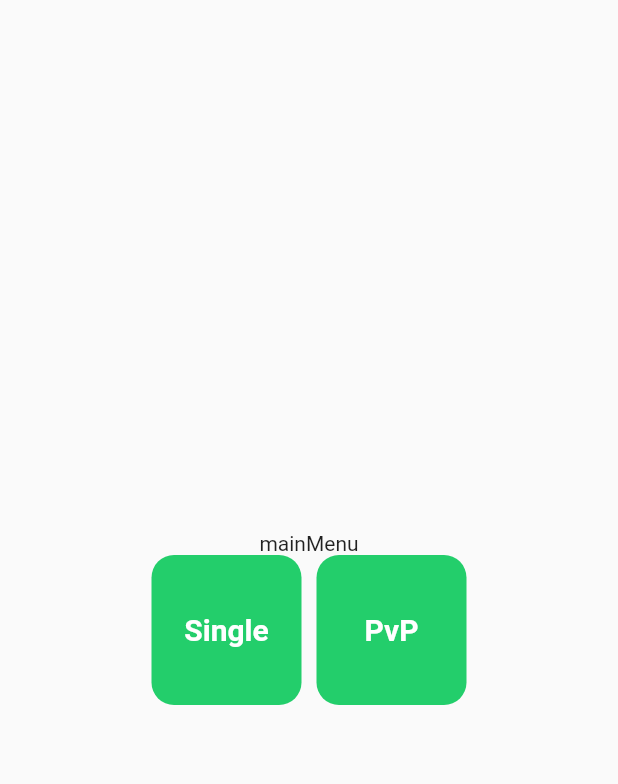
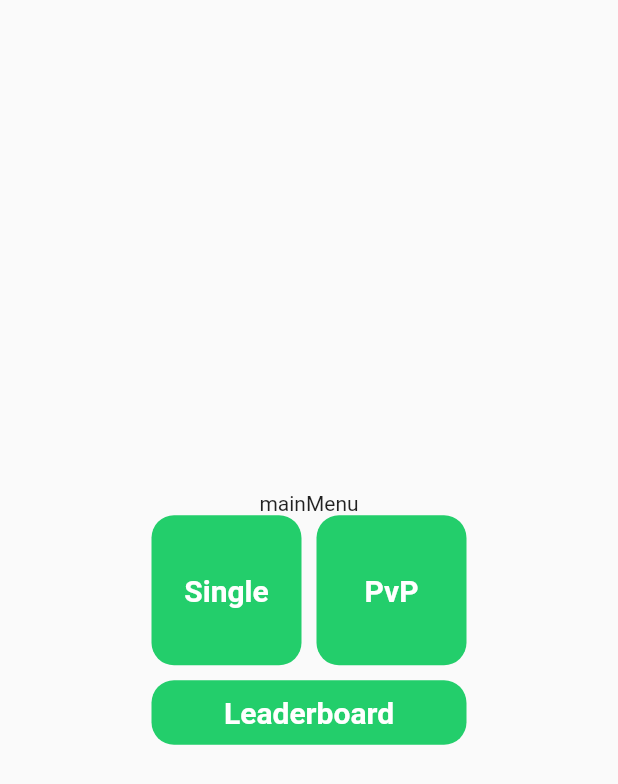
Before and after one commit to Beautiful-puzzle/beautiful_puzzle, a Flutter app: the screen it shows after launch, on a phone screen of 412 x 824 dp. Shown: the top 784 px of the screen. Run offline on Flutter 3.47's test engine with Material 2 defaults, Android fonts, the phone set to English and light mode, and no system bars; our stand-ins replace rxdart; missing offline and left inert: animated_gesture_detector.

Commit message:
feat: make base leaderboard screen and logic

```diff
--- a/lib/ui/game/game_field.bloc.dart
+++ b/lib/ui/game/game_field.bloc.dart
@@ -172,6 +172,8 @@ class GameFieldBloc extends Bloc {
 
   @override
   void dispose() {
+    _clearCountdown();
+
     _generatedCards.close();
     _movesLogs.close();
     _elapsedTime.close();
--- a/lib/ui/routes.dart
+++ b/lib/ui/routes.dart
@@ -1,3 +1,4 @@
+import 'package:beautiful_puzzle/ui/screens/leaderboard/leaderboard_init.screen.dart';
 import 'package:beautiful_puzzle/ui/screens/main_menu.screen.dart';
 import 'package:beautiful_puzzle/ui/screens/modes/pvp_game.screen.dart';
 import 'package:beautiful_puzzle/ui/screens/modes/solo_game.screen.dart';
@@ -15,6 +16,8 @@ Route<dynamic> generateRoute(RouteSettings settings, BuildContext context) {
       return fadeInPageRoute<dynamic>(const SoloGameScreen());
     case PvpGameScreen.routeName:
       return fadeInPageRoute<dynamic>(const PvpGameScreen());
+    case LeaderBoardInit.routeName:
+      return fadeInPageRoute<dynamic>(const LeaderBoardInit());
     default:
       throw ArgumentError.value(
         settings.name,
--- a/lib/ui/screens/main_menu.screen.dart
+++ b/lib/ui/screens/main_menu.screen.dart
@@ -1,5 +1,6 @@
 import 'package:animated_gesture_detector/animated_gesture_detector.dart';
 import 'package:beautiful_puzzle/resources/colors.dart';
+import 'package:beautiful_puzzle/ui/screens/leaderboard/leaderboard_init.screen.dart';
 import 'package:beautiful_puzzle/ui/screens/modes/pvp_game.screen.dart';
 import 'package:beautiful_puzzle/ui/screens/modes/solo_game.screen.dart';
 import 'package:flutter/material.dart';
@@ -17,7 +18,10 @@ class MainMenuScreen extends StatelessWidget {
   Widget build(BuildContext context) {
     return Scaffold(
       body: Center(
-        child: Column(
+        child: Row(
+          children: [
+            const Spacer(),
+            Column(
               mainAxisSize: MainAxisSize.min,
               children: [
                 const Text('mainMenu'),
@@ -35,6 +39,19 @@ class MainMenuScreen extends StatelessWidget {
                     ),
                   ],
                 ),
+                const SizedBox(height: 10),
+                _button(
+                  title: 'Leaderboard',
+                  onTap: () => LeaderBoardInit.navigate(context),
+                  isSquare: false,
+                  padding: const EdgeInsets.symmetric(
+                    horizontal: 10,
+                    vertical: 10,
+                  ),
+                ),
+              ],
+            ),
+            const Spacer(),
           ],
         ),
       ),
@@ -44,12 +61,15 @@ class MainMenuScreen extends StatelessWidget {
   Widget _button({
     String? title,
     VoidCallback? onTap,
+    bool isSquare = true,
+    EdgeInsets? padding,
   }) {
     return AnimatedGestureDetector(
       onTap: onTap,
       child: Container(
-        height: 100,
-        width: 100,
+        height: isSquare ? 100 : null,
+        width: isSquare ? 100 : 100 * 2 + 10,
+        padding: padding,
         decoration: BoxDecoration(
           borderRadius: BorderRadius.circular(15.0),
           color: ColorsResource.primary,
```
Also changed, not shown: lib/models/leaderboard_item.dart (added, +11 -0 lines), lib/ui/screens/leaderboard/leaderboard.bloc.dart (added, +31 -0 lines), lib/ui/screens/leaderboard/leaderboard.screen.dart (added, +99 -0 lines), lib/ui/screens/leaderboard/leaderboard_init.screen.dart (added, +26 -0 lines). Lines whose indentation alone changed are shown as unchanged.
